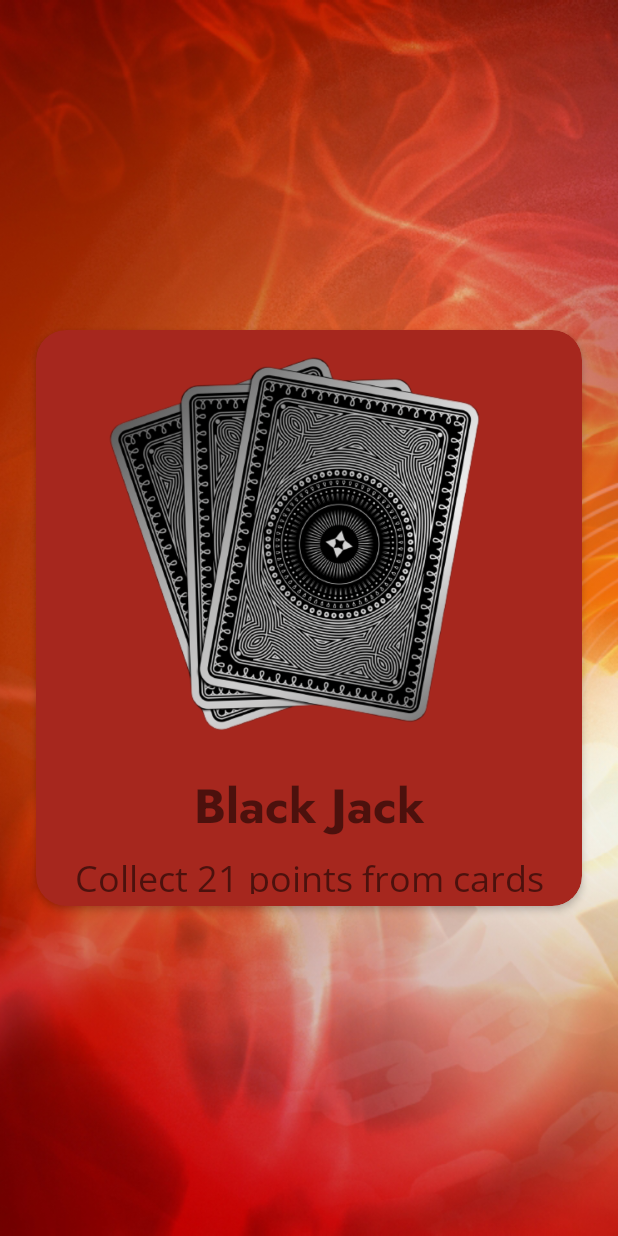
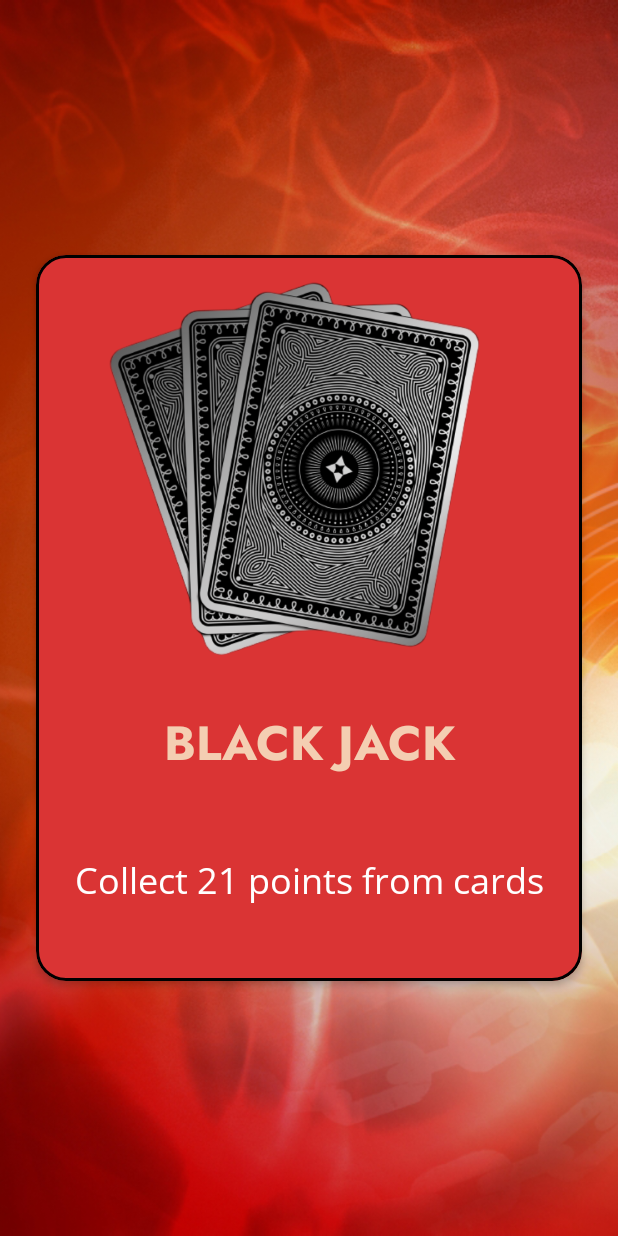
Before and after one commit to marinaMobile/ElementalVolcano, an Android app: the Volcano screen opened directly, with no data from a screen before it, on a phone screen of 412 x 824 dp. Run offline under Robolectric (Android 15) with nearby library versions, the phone set to English and light mode, and no system bars; network calls fail.

Commit message:
stroke added

```diff
--- a/app/src/main/java/com/sunsetgames/bordersecurit/main/ui/Volcano.kt
+++ b/app/src/main/java/com/sunsetgames/bordersecurit/main/ui/Volcano.kt
@@ -14,6 +14,7 @@ import com.sunsetgames.bordersecurit.first.First
 import com.sunsetgames.bordersecurit.main.util.GameAdapter
 import com.sunsetgames.bordersecurit.main.util.GameClass
 import com.sunsetgames.bordersecurit.second.StartSecScr
+import com.sunsetgames.bordersecurit.sh.ShopActivity
 import com.sunsetgames.bordersecurit.third.Third
 
 
@@ -47,6 +48,7 @@ class Volcano : AppCompatActivity() {
                     0 -> startActivity(Intent(this@Volcano, First::class.java))
                     1 -> startActivity(Intent(this@Volcano, StartSecScr::class.java))
                     2 -> startActivity(Intent(this@Volcano, Third::class.java))
+                    3 -> startActivity(Intent(this@Volcano, ShopActivity::class.java))
                 }
             }
         }
@@ -61,6 +63,7 @@ class Volcano : AppCompatActivity() {
                     0 -> cont = 0
                     1 -> cont = 1
                     2 -> cont = 2
+                    3 -> cont = 3
                 }
                 Log.e("Selected_Page", position.toString())
             }
@@ -89,7 +92,12 @@ class Volcano : AppCompatActivity() {
         third.category = "Dice Game"
         third.poster = R.drawable.diceback
 
-        games = arrayListOf(first, second, third)
+        val forth = GameClass()
+        forth.name = "Shop"
+        forth.category = "Boost your diamond points"
+        forth.poster = R.drawable.diam
+
+        games = arrayListOf(first, second, third, forth)
 
         return games
     }
--- /dev/null
+++ b/app/src/main/res/drawable/ic_baseline_arrow_back_ios_24.xml
@@ -0,0 +1,5 @@
+<vector android:height="24dp" android:tint="#FFFFFF"
+    android:viewportHeight="24" android:viewportWidth="24"
+    android:width="24dp" xmlns:android="http://schemas.android.com/apk/res/android">
+    <path android:fillColor="@android:color/white" android:pathData="M11.67,3.87L9.9,2.1 0,12l9.9,9.9 1.77,-1.77L3.54,12z"/>
+</vector>
--- /dev/null
+++ b/app/src/main/res/drawable/ic_baseline_arrow_forward_ios_24.xml
@@ -0,0 +1,5 @@
+<vector android:height="24dp" android:tint="#FFFFFF"
+    android:viewportHeight="24" android:viewportWidth="24"
+    android:width="24dp" xmlns:android="http://schemas.android.com/apk/res/android">
+    <path android:fillColor="@android:color/white" android:pathData="M5.88,4.12L13.76,12l-7.88,7.88L8,22l10,-10L8,2z"/>
+</vector>
--- a/app/src/main/res/layout/activity_volcano.xml
+++ b/app/src/main/res/layout/activity_volcano.xml
@@ -16,8 +16,7 @@
         app:layout_constraintEnd_toEndOf="parent"
         app:layout_constraintStart_toStartOf="parent"
         app:layout_constraintBottom_toBottomOf="parent"
-        android:layout_height="400dp"
-        android:layoutDirection="ltr"
+        android:layout_height="500dp"
        />
 
 </androidx.constraintlayout.widget.ConstraintLayout>
--- a/app/src/main/res/layout/item_container_game.xml
+++ b/app/src/main/res/layout/item_container_game.xml
@@ -1,5 +1,7 @@
 <?xml version="1.0" encoding="utf-8"?>
-<androidx.cardview.widget.CardView xmlns:android="http://schemas.android.com/apk/res/android"
+<com.google.android.material.card.MaterialCardView
+    xmlns:android="http://schemas.android.com/apk/res/android"
+    xmlns:tools="http://schemas.android.com/tools"
     android:layout_width="match_parent"
     android:layout_height="match_parent"
     xmlns:app="http://schemas.android.com/apk/res-auto"
@@ -7,8 +9,13 @@
     android:clickable="true"
     android:focusable="true"
     app:cardElevation="3dp"
-    android:backgroundTint="#A6271E"
-    app:cardCornerRadius="20dp">
+    app:cardCornerRadius="20dp"
+    app:strokeWidth="2dp"
+    android:backgroundTint="@color/bg_sec_b_el_win"
+    app:strokeColor="@color/black"
+    >
+
+
 
     <androidx.constraintlayout.widget.ConstraintLayout
         android:layout_width="match_parent"
@@ -25,7 +32,6 @@
             app:layout_constraintTop_toTopOf="parent"
             app:layout_constraintEnd_toEndOf="parent"
             app:layout_constraintStart_toStartOf="parent"
-
             android:src="@drawable/roul"/>
 
         <TextView
@@ -34,8 +40,10 @@
             android:layout_height="wrap_content"
             app:layout_constraintTop_toBottomOf="@id/imageGame"
             android:text="First Game"
-            android:layout_marginTop="8dp"
+            android:textColor="#F4CEB2"
+            android:layout_marginTop="16dp"
             android:textSize="32sp"
+            android:textAllCaps="true"
             android:fontFamily="@font/jost_bold"
             android:gravity="center"
             android:textStyle="bold"/>
@@ -44,15 +52,18 @@
             android:id="@+id/textCategory"
             android:layout_width="match_parent"
             android:layout_height="wrap_content"
+            android:layout_marginTop="8dp"
+            android:fontFamily="@font/opensans_regular"
+            android:gravity="center"
+            android:text="First Game"
+            android:textColor="@color/white"
+            android:textSize="24sp"
+            app:layout_constraintBottom_toBottomOf="parent"
             app:layout_constraintTop_toBottomOf="@id/titleGame"
-            android:text="First Game"
-            android:gravity="center"
-            android:fontFamily="@font/opensans_regular"
-            android:layout_marginTop="8dp"
-            android:textSize="24sp" />
+            tools:layout_editor_absoluteX="8dp" />
 
 
     </androidx.constraintlayout.widget.ConstraintLayout>
 
 
-</androidx.cardview.widget.CardView>
+</com.google.android.material.card.MaterialCardView>
```
Also changed, not shown: app/src/main/AndroidManifest.xml (+10 -4 lines), app/src/main/java/com/sunsetgames/bordersecurit/sh/ShopActivity.kt (added, +12 -0 lines), app/src/main/java/com/sunsetgames/bordersecurit/third/GameThird.kt (+66 -37 lines), app/src/main/res/anim/rotate.xml (added, +9 -0 lines), app/src/main/res/drawable/card_edge.xml (added, +8 -0 lines), app/src/main/res/layout/activity_shop.xml (added, +9 -0 lines), app/src/main/res/layout/fragment_game_third.xml (+102 -1 lines), app/src/main/res/drawable-v24/diam.png (added), app/src/main/res/drawable-v24/diamond.png (added), app/src/main/res/drawable-v24/shop.png (added).
